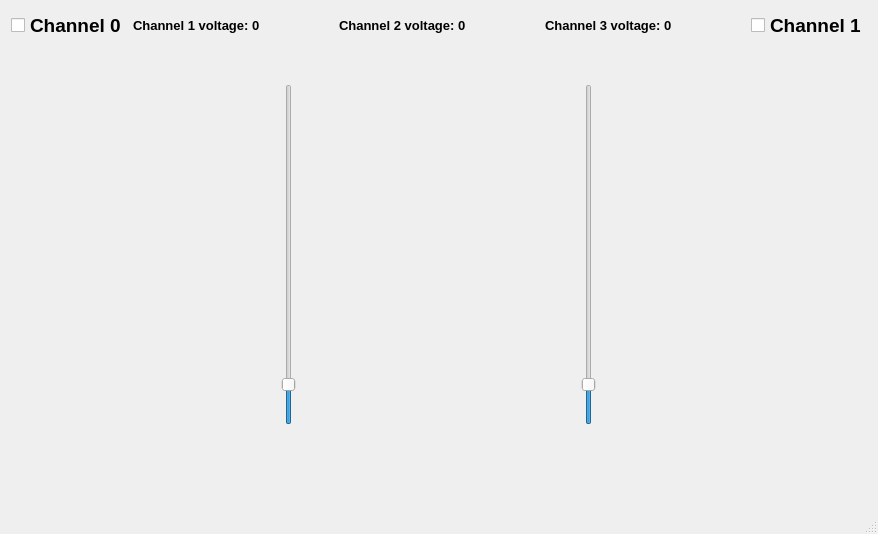
Melomanstd/daq_gui, file ui/mainwindow.ui: the form before one commit.
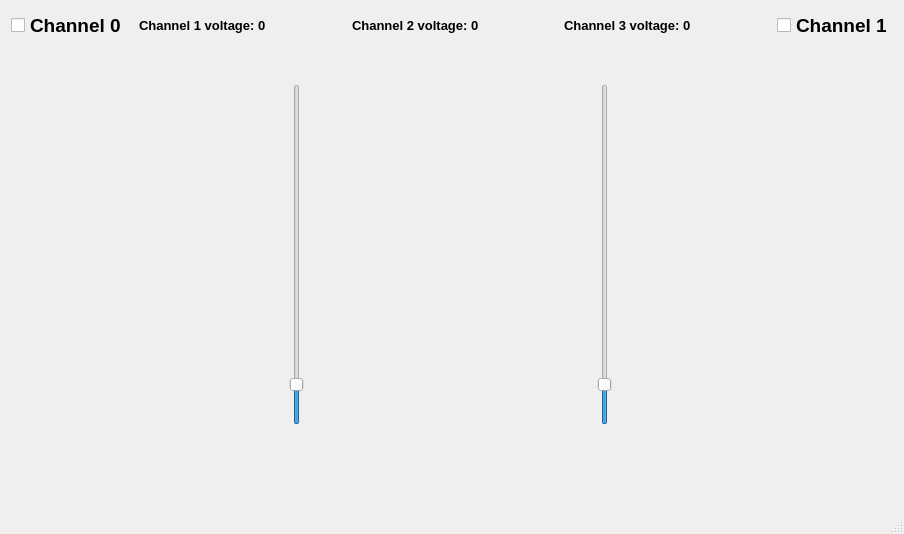
The form after the commit. Icons and pictures are not drawn.

The edit to the form file:
```diff
--- a/ui/mainwindow.ui
+++ b/ui/mainwindow.ui
@@ -6,7 +6,7 @@
    <rect>
     <x>0</x>
     <y>0</y>
-    <width>832</width>
+    <width>904</width>
     <height>534</height>
    </rect>
   </property>
```
Left out of the diff: 37 changed lines with no effect on the pictures.
